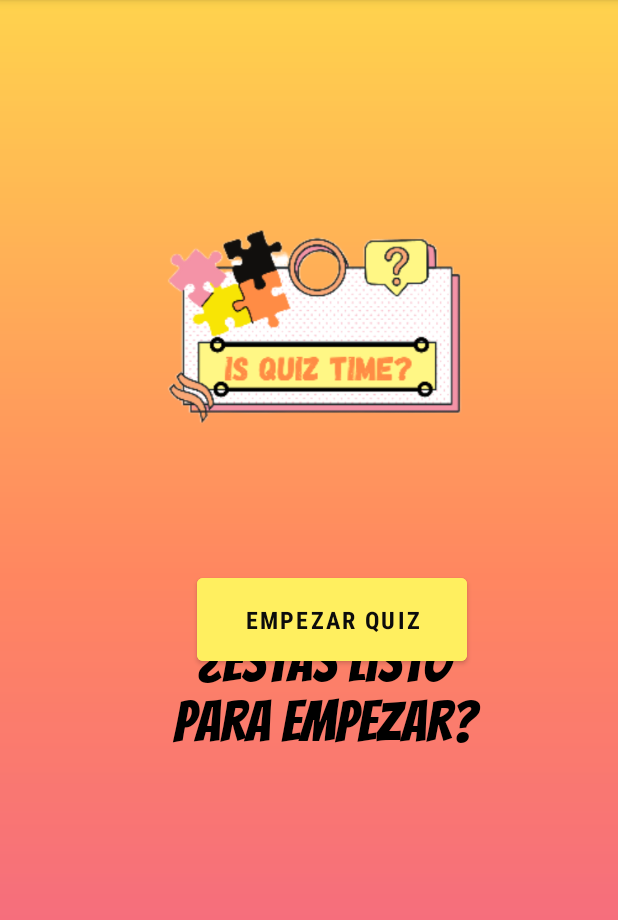
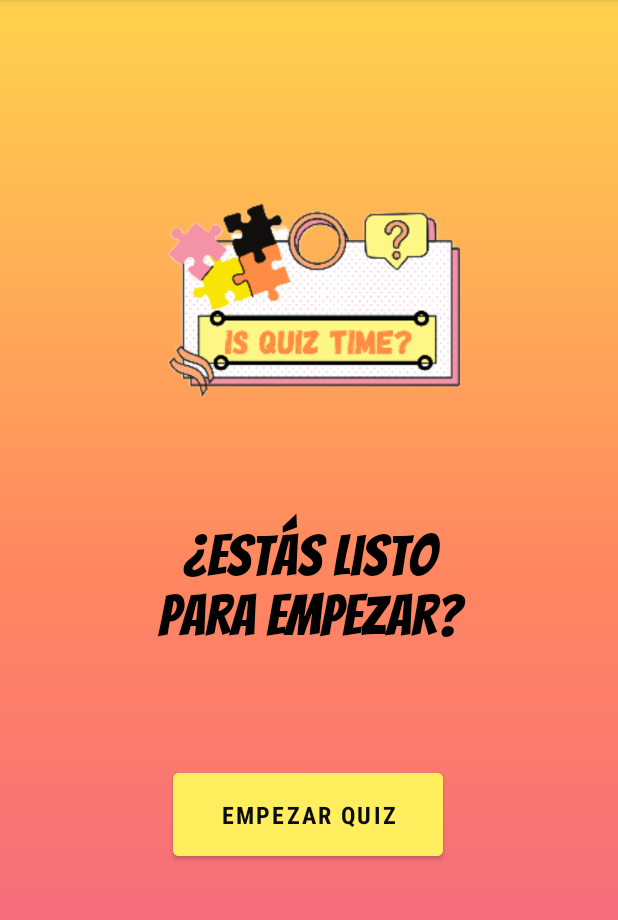
Before and after one commit to tarekth507/Proyecto_5_preguntas, an Android app: the screen it shows after launch (MainActivity), on a phone screen of 412 x 824 dp, the part 84-1004 px from its top. Run offline under Robolectric (Android 15) with nearby library versions, the phone set to English and light mode, and no system bars; Roboto replaces fonts that are not available here.

Commit message:
Correción del layout de la página de inicio.

```diff
--- a/app/src/main/res/layout/activity_main.xml
+++ b/app/src/main/res/layout/activity_main.xml
@@ -1,7 +1,8 @@
 <?xml version="1.0" encoding="utf-8"?>
-<RelativeLayout xmlns:android="http://schemas.android.com/apk/res/android"
+<androidx.constraintlayout.widget.ConstraintLayout xmlns:android="http://schemas.android.com/apk/res/android"
     xmlns:app="http://schemas.android.com/apk/res-auto"
     xmlns:tools="http://schemas.android.com/tools"
+    android:id="@+id/relativeLayout"
     android:layout_width="match_parent"
     android:layout_height="match_parent"
     android:background="@drawable/wallpaper_lineargradient"
@@ -14,46 +15,45 @@
         android:id="@+id/tv3"
         android:layout_width="240dp"
         android:layout_height="wrap_content"
-        android:layout_alignParentEnd="true"
-        android:layout_alignParentBottom="true"
-        android:layout_marginEnd="76dp"
-        android:layout_marginBottom="259dp"
         android:fontFamily="@font/bangers"
         android:text="¿Estás listo para empezar?"
         android:textAlignment="center"
         android:textColor="#000000"
-        android:textSize="38sp" />
+        android:textSize="38sp"
+        app:layout_constraintBottom_toBottomOf="parent"
+        app:layout_constraintEnd_toEndOf="parent"
+        app:layout_constraintStart_toStartOf="parent"
+        app:layout_constraintTop_toTopOf="parent" />
 
     <Button
         android:id="@+id/startButton"
         android:layout_width="180dp"
         android:layout_height="67dp"
-        android:layout_alignParentStart="true"
-        android:layout_alignParentTop="true"
-        android:layout_alignParentEnd="false"
-        android:layout_centerInParent="true"
-        android:layout_marginStart="131dp"
-        android:layout_marginTop="379dp"
-        android:layout_marginBottom="315dp"
+        android:layout_centerHorizontal="true"
+        android:layout_centerVertical="true"
         android:backgroundTint="#FFEF5F"
         android:fontFamily="sans-serif-condensed-medium"
         android:text="Empezar Quiz"
         android:textColor="#0C0C0C"
         android:textSize="16sp"
-        android:textStyle="bold" />
+        android:textStyle="bold"
+        app:layout_constraintBottom_toBottomOf="parent"
+        app:layout_constraintEnd_toEndOf="parent"
+        app:layout_constraintHorizontal_bias="0.497"
+        app:layout_constraintStart_toStartOf="parent"
+        app:layout_constraintTop_toTopOf="parent"
+        app:layout_constraintVertical_bias="0.727" />
 
     <ImageView
         android:id="@+id/imageView2"
         android:layout_width="match_parent"
         android:layout_height="wrap_content"
-        android:layout_alignParentStart="true"
-        android:layout_alignParentTop="true"
-        android:layout_alignParentEnd="true"
-        android:layout_alignParentBottom="true"
-        android:layout_marginStart="0dp"
-        android:layout_marginTop="56dp"
-        android:layout_marginEnd="0dp"
-        android:layout_marginBottom="375dp"
+        app:layout_constraintBottom_toBottomOf="parent"
+        app:layout_constraintEnd_toEndOf="parent"
+        app:layout_constraintHorizontal_bias="0.0"
+        app:layout_constraintStart_toStartOf="parent"
+        app:layout_constraintTop_toTopOf="parent"
+        app:layout_constraintVertical_bias="0.135"
         app:srcCompat="@drawable/quiz_time___1__fotor_bg_remover_20230721215049" />
 
-</RelativeLayout>
+</androidx.constraintlayout.widget.ConstraintLayout>
```
